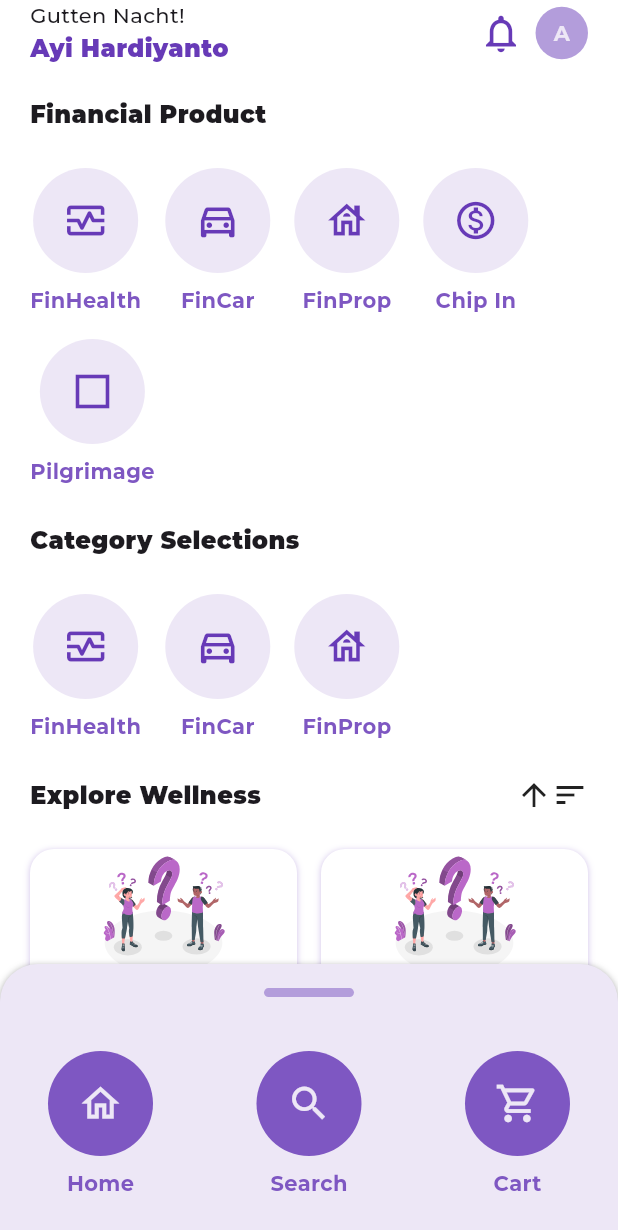
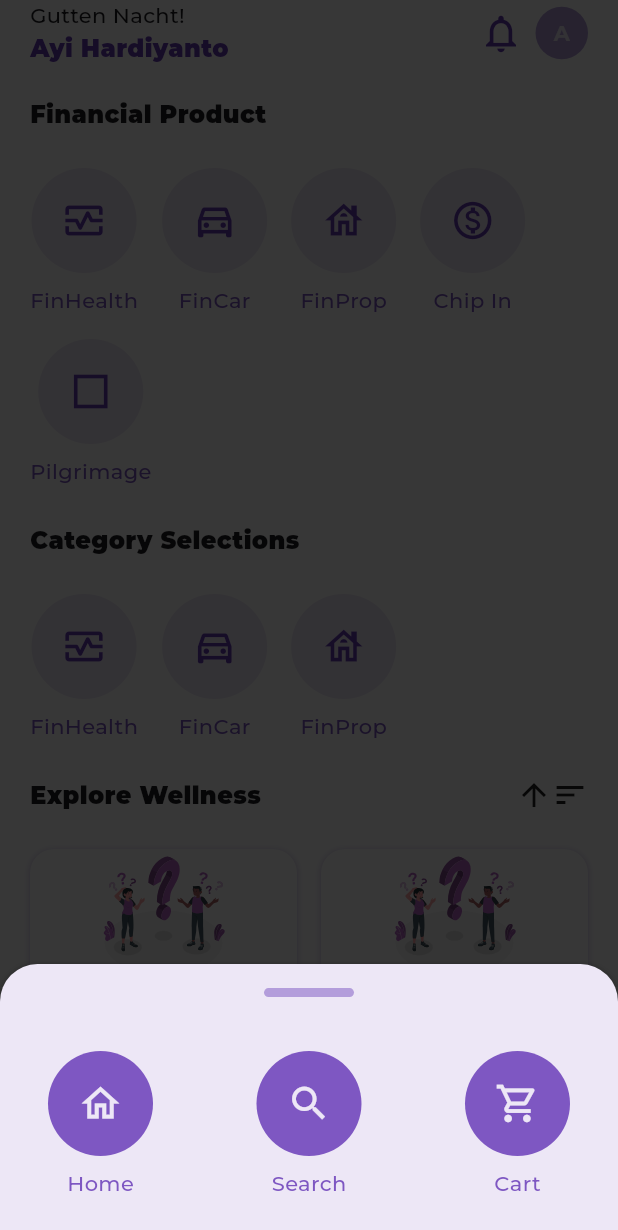
Before and after one commit to hardwhy/payung_teduh, a Flutter app: the HomeScreen screen opened by its route, on a phone screen of 412 x 824 dp. Shown: the top 1230 px of the screen. Run offline on Flutter 3.47's test engine with Material 3 defaults, Android fonts, the phone set to English and light mode, and no system bars; our stand-ins replace flutter_bloc, flutter_svg, shared_preferences; accounts and stored records are empty; project files that could hold a hidden picture were left out.

Commit message:
refactor: adjust opacity when navigation expand

```diff
--- a/lib/presentation/screens/home/home_screen.dart
+++ b/lib/presentation/screens/home/home_screen.dart
@@ -1,8 +1,23 @@
 import 'package:flutter/material.dart';
 import 'widgets/widgets.dart';
 
-class HomeScreen extends StatelessWidget {
+class HomeScreen extends StatefulWidget {
+  static HomeScreenState? of(BuildContext context) =>
+      context.findAncestorStateOfType<HomeScreenState>();
   const HomeScreen({super.key});
+
+  @override
+  State<HomeScreen> createState() => HomeScreenState();
+}
+
+class HomeScreenState extends State<HomeScreen> {
+  late ValueNotifier<double> sheetExtent;
+
+  @override
+  void initState() {
+    super.initState();
+    sheetExtent = ValueNotifier(0);
+  }
 
   @override
   Widget build(BuildContext context) {
@@ -11,9 +26,9 @@ class HomeScreen extends StatelessWidget {
         height: double.infinity,
         width: double.infinity,
         decoration: const BoxDecoration(color: Colors.white),
-        child: const Stack(
+        child: Stack(
           children: [
-            SafeArea(
+            const SafeArea(
               child: Column(
                 children: [
                   HomeAppBar(),
@@ -22,7 +37,22 @@ class HomeScreen extends StatelessWidget {
                 ],
               ),
             ),
-            Positioned.fill(child: HomeNavigation()),
+            ValueListenableBuilder(
+              valueListenable: sheetExtent,
+              builder: (context, value, child) {
+                return Align(
+                  alignment: Alignment.topCenter,
+                  child: IgnorePointer(
+                    ignoring: true,
+                    child: AnimatedContainer(
+                      duration: const Duration(milliseconds: 100),
+                      color: Colors.black.withOpacity(value - .22),
+                    ),
+                  ),
+                );
+              },
+            ),
+            const Positioned.fill(child: HomeNavigation()),
           ],
         ),
       ),
--- a/lib/presentation/screens/home/widgets/home_content.dart
+++ b/lib/presentation/screens/home/widgets/home_content.dart
@@ -1,6 +1,7 @@
 // ignore_for_file: public_member_api_docs, sort_constructors_first
 import 'package:flutter/material.dart';
 import 'package:flutter_svg/svg.dart';
+import 'package:payung_teduh/presentation/screens/home/widgets/home_content_section.dart';
 import 'package:payung_teduh/presentation/screens/welcome/welcome_images.dart';
 
 import 'package:payung_teduh/presentation/themes/themes.dart';
@@ -47,7 +48,7 @@ class _HomeContentState extends State<HomeContent>
           child: Column(
             crossAxisAlignment: CrossAxisAlignment.start,
             children: [
-              Category(
+              HomeContentSection(
                 title: 'Financial Product',
                 menus: [
                   MenuIcon(
@@ -88,7 +89,7 @@ class _HomeContentState extends State<HomeContent>
                 ],
               ),
               const SizedBox(height: 24),
-              Category(
+              HomeContentSection(
                 title: 'Category Selections',
                 menus: [
                   MenuIcon(
@@ -210,32 +211,3 @@ class WellnessCard extends StatelessWidget {
     );
   }
 }
-
-class Category extends StatelessWidget {
-  final String title;
-  final List<MenuIcon> menus;
-  const Category({
-    super.key,
-    required this.title,
-    this.menus = const [],
-  });
-
-  @override
-  Widget build(BuildContext context) {
-    return Padding(
-      padding: const EdgeInsets.symmetric(horizontal: 20),
-      child: Column(
-        crossAxisAlignment: CrossAxisAlignment.start,
-        children: [
-          H3(title),
-          const SizedBox(height: 24),
-          Wrap(
-            spacing: 16,
-            runSpacing: 16,
-            children: [...menus],
-          )
-        ],
-      ),
-    );
-  }
-}
--- a/lib/presentation/screens/home/widgets/home_content_section.dart
+++ b/lib/presentation/screens/home/widgets/home_content_section.dart
@@ -1,16 +1,32 @@
-import 'package:flutter/material.dart';
-import 'package:payung_teduh/presentation/themes/themes.dart';
+import 'package:flutter/widgets.dart';
+import 'package:payung_teduh/presentation/themes/src/typography.dart';
+import 'package:payung_teduh/presentation/widgets/src/menu_icon.dart';
 
 class HomeContentSection extends StatelessWidget {
-  const HomeContentSection({super.key});
+  final String title;
+  final List<MenuIcon> menus;
+  const HomeContentSection({
+    super.key,
+    required this.title,
+    this.menus = const [],
+  });
 
   @override
   Widget build(BuildContext context) {
-    return Column(
-      children: [
-        H3('Financing'),
-        Wrap()
-      ],
+    return Padding(
+      padding: const EdgeInsets.symmetric(horizontal: 20),
+      child: Column(
+        crossAxisAlignment: CrossAxisAlignment.start,
+        children: [
+          H3(title),
+          const SizedBox(height: 24),
+          Wrap(
+            spacing: 16,
+            runSpacing: 16,
+            children: [...menus],
+          )
+        ],
+      ),
     );
   }
 }
--- a/lib/presentation/screens/home/widgets/home_navigation.dart
+++ b/lib/presentation/screens/home/widgets/home_navigation.dart
@@ -1,4 +1,5 @@
 import 'package:flutter/material.dart';
+import 'package:payung_teduh/presentation/screens/home/home_screen.dart';
 import 'package:payung_teduh/presentation/themes/themes.dart';
 import 'package:payung_teduh/presentation/widgets/widgets.dart';
 
@@ -9,7 +10,12 @@ class HomeNavigation extends StatelessWidget {
 
   @override
   Widget build(BuildContext context) {
-    return DraggableScrollableSheet(
+    return NotificationListener<DraggableScrollableNotification>(
+      onNotification: (notification) {
+        HomeScreen.of(context)?.sheetExtent.value = notification.extent;
+        return true;
+      },
+      child: DraggableScrollableSheet(
         expand: true,
         snap: true,
         maxChildSize: .6,
@@ -26,6 +32,7 @@ class HomeNavigation extends StatelessWidget {
           ),
           child: SingleChildScrollView(
             controller: scrollController,
+            physics: const ClampingScrollPhysics(),
             child: Column(
               mainAxisSize: MainAxisSize.min,
               children: [
@@ -96,6 +103,7 @@ class HomeNavigation extends StatelessWidget {
             ),
           ),
         ),
+      ),
     );
   }
 }
--- a/lib/presentation/widgets/src/menu_icon.dart
+++ b/lib/presentation/widgets/src/menu_icon.dart
@@ -41,7 +41,7 @@ class MenuIcon extends StatelessWidget {
           ),
         ),
         const SizedBox(height: 8),
-        Paragraph.bold(
+        Paragraph(
           text,
           color: textColor ?? Colors.deepPurple[400],
         )
```
Lines whose indentation alone changed are shown as unchanged.
